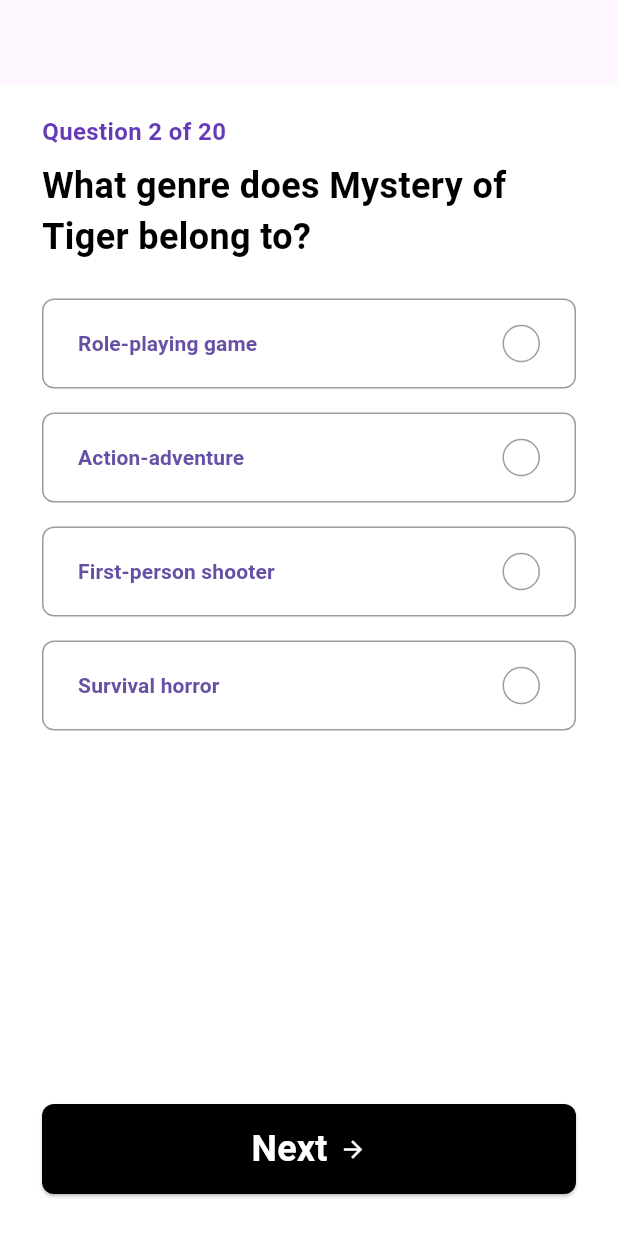
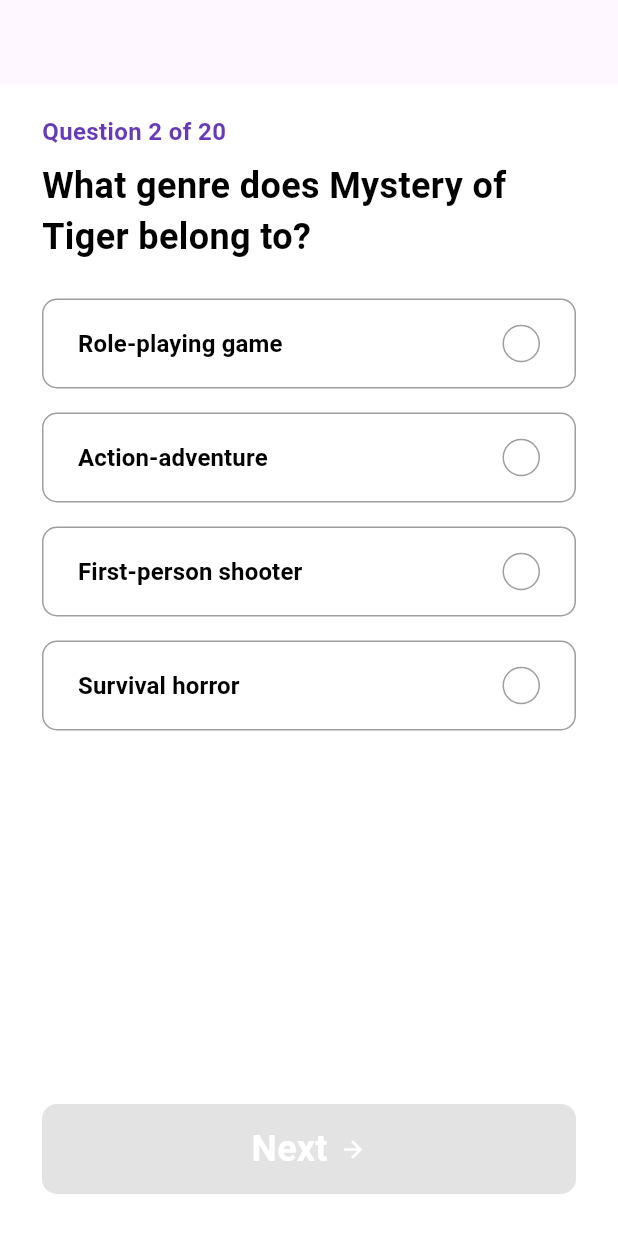
Before and after one commit to Rivalst/aptitude_test, a Flutter app: the screen it shows after launch, after a tap on "Black Lotus Society", after a tap on "Next", on a phone screen of 412 x 824 dp. Run offline on Flutter 3.47's test engine with Material 3 defaults, Android fonts, the phone set to English and light mode, and no system bars; our stand-ins replace bloc, flutter_bloc, freezed_annotation.

Commit message:
Added score bloc
Change some logic

```diff
--- /dev/null
+++ b/lib/src/features/quiz/bloc/quiz_score_bloc.dart
@@ -0,0 +1,33 @@
+import 'package:bloc/bloc.dart';
+import 'package:freezed_annotation/freezed_annotation.dart';
+
+part 'quiz_score_bloc.freezed.dart';
+
+@freezed
+class QuizScoreState with _$QuizScoreState {
+  const QuizScoreState._();
+
+  int? get count => when<int?>(
+        initial: (score) => score,
+      );
+
+  factory QuizScoreState.initial({@Default(0) int score}) = _$InitialScoreState;
+}
+
+@freezed
+class QuizScoreEvent with _$QuizScoreEvent {
+  const factory QuizScoreEvent.increment({@Default(0) int score}) =
+      _IncrementScoreEvent;
+}
+
+class QuizScoreBloc extends Bloc<QuizScoreEvent, QuizScoreState> {
+  QuizScoreBloc() : super(QuizScoreState.initial()) {
+    on<QuizScoreEvent>((event, emitter) {
+      event.map(
+        increment: (_) => emitter(
+          state.copyWith(score: state.score + event.score),
+        ),
+      );
+    });
+  }
+}
--- a/lib/src/features/quiz/quiz_screen.dart
+++ b/lib/src/features/quiz/quiz_screen.dart
@@ -1,17 +1,22 @@
+import 'package:aptitude_test/src/features/quiz/bloc/quiz_score_bloc.dart';
 import 'package:aptitude_test/src/features/quiz/widgets/quiz_view.dart';
 import 'package:flutter/material.dart';
+import 'package:flutter_bloc/flutter_bloc.dart';
 
 class QuizScreen extends StatelessWidget {
   const QuizScreen({super.key});
 
   @override
   Widget build(BuildContext context) {
-    return Scaffold(
-      appBar: AppBar(),
-      body: const SafeArea(
-        child: QuizView(),
+    return BlocProvider(
+      create: (context) => QuizScoreBloc(),
+      child: Scaffold(
+        appBar: AppBar(),
+        body: const SafeArea(
+          child: QuizView(),
+        ),
+        backgroundColor: Colors.white,
       ),
-      backgroundColor: Colors.white,
     );
   }
 }
--- a/lib/src/features/quiz/widgets/quiz_card.dart
+++ b/lib/src/features/quiz/widgets/quiz_card.dart
@@ -1,10 +1,11 @@
 import 'package:aptitude_test/src/features/app/model/quiz_model/quiz_model.dart';
 import 'package:flutter/material.dart';
 
-class QuizCard extends StatelessWidget {
+class QuizCard extends StatefulWidget {
   final Quiz quiz;
+  final bool isLast;
+
   final Function({
-    required BuildContext context,
     required int score,
     required bool isLast,
   }) buttonNextPressed;
@@ -12,9 +13,15 @@ class QuizCard extends StatelessWidget {
   const QuizCard({
     required this.quiz,
     required this.buttonNextPressed,
+    required this.isLast,
     super.key,
   });
 
+  @override
+  State<QuizCard> createState() => _QuizCardState();
+}
+
+class _QuizCardState extends State<QuizCard> {
   @override
   Widget build(BuildContext context) {
     return Padding(
@@ -23,28 +30,46 @@ class QuizCard extends StatelessWidget {
         mainAxisSize: MainAxisSize.max,
         children: [
           Text(
-            quiz.questionText,
+            widget.quiz.questionText,
             style: const TextStyle(
                 color: Colors.black,
                 fontSize: 24.0,
                 fontWeight: FontWeight.bold),
           ),
           _Buttons(
-            quiz: quiz,
+            quiz: widget.quiz,
+            selectedAnswer: _selectedAnswer,
           ),
           const Spacer(),
-          _NextButton(buttonNextPressed: buttonNextPressed)
+          _NextButton(
+            buttonNextPressed: widget.buttonNextPressed,
+            isSelectedAnswer: _isSelectedAnswer,
+            score: _score,
+            isLast: widget.isLast,
+          )
         ],
       ),
     );
   }
+
+  void _selectedAnswer(int score) {
+    setState(() {
+      _isSelectedAnswer = true;
+      _score = score;
+    });
+  }
+
+  bool _isSelectedAnswer = false;
+  int _score = 0;
 }
 
 class _Buttons extends StatefulWidget {
   final Quiz quiz;
+  final Function(int) selectedAnswer;
 
   const _Buttons({
     required this.quiz,
+    required this.selectedAnswer,
   });
 
   @override
@@ -64,12 +89,14 @@ class _ButtonsState extends State<_Buttons> {
             return _AnswerButton(
                 answer: e.answer,
                 isSelected: e.answer == _selectedAnswer,
-              onPressed: () => setState(
+                onPressed: () {
+                  widget.selectedAnswer(e.score);
+                  setState(
                     () {
                       _selectedAnswer = e.answer;
                     },
-              ),
                   );
+                });
           },
         ).toList(),
       ),
@@ -79,12 +106,20 @@ class _ButtonsState extends State<_Buttons> {
 
 class _NextButton extends StatelessWidget {
   final Function({
-    required BuildContext context,
     required int score,
     required bool isLast,
   }) buttonNextPressed;
 
-  const _NextButton({required this.buttonNextPressed});
+  final bool isSelectedAnswer;
+  final int score;
+  final bool isLast;
+
+  const _NextButton({
+    required this.buttonNextPressed,
+    required this.isSelectedAnswer,
+    required this.score,
+    required this.isLast,
+  });
 
   @override
   Widget build(BuildContext context) {
@@ -92,15 +127,16 @@ class _NextButton extends StatelessWidget {
       width: double.infinity,
       height: 60.0,
       child: ElevatedButton(
-        onPressed: () => buttonNextPressed(
-          context: context,
-          score: 0,
-          isLast: false,
-        ),
+        onPressed: isSelectedAnswer
+            ? () => buttonNextPressed(
+                  score: score,
+                  isLast: isLast,
+                )
+            : null,
         style: ElevatedButton.styleFrom(
           backgroundColor: Colors.black,
           shape: RoundedRectangleBorder(
-            borderRadius: BorderRadius.circular(8.0),
+            borderRadius: BorderRadius.circular(10.0),
           ),
         ),
         child: const Row(
@@ -149,15 +185,18 @@ class _AnswerButton extends StatelessWidget {
         child: ElevatedButton(
           onPressed: onPressed,
           style: ElevatedButton.styleFrom(
-            backgroundColor: Colors.white,
-            surfaceTintColor: Colors.white,
-            shadowColor: Colors.white,
-            side: const BorderSide(
-              color: Colors.grey,
-            ),
+            backgroundColor:
+                isSelected ? Colors.deepPurple.withOpacity(0.2) : Colors.white,
+            surfaceTintColor:
+                isSelected ? Colors.deepPurple.withOpacity(0.2) : Colors.white,
+            shadowColor:
+                isSelected ? Colors.deepPurple.withOpacity(0.2) : Colors.white,
+            side: BorderSide(
+                color: isSelected ? Colors.black : Colors.grey,
+                width: isSelected ? 1.5 : 1.0),
             elevation: 0,
             shape: RoundedRectangleBorder(
-              borderRadius: BorderRadius.circular(8.0),
+              borderRadius: BorderRadius.circular(10.0),
             ),
           ),
           child: Row(
@@ -171,6 +210,8 @@ class _AnswerButton extends StatelessWidget {
                     softWrap: true,
                     style: const TextStyle(
                       fontWeight: FontWeight.bold,
+                      fontSize: 16.0,
+                      color: Colors.black,
                     ),
                   ),
                 ),
--- a/lib/src/features/quiz/widgets/quiz_view.dart
+++ b/lib/src/features/quiz/widgets/quiz_view.dart
@@ -1,7 +1,9 @@
 import 'package:aptitude_test/src/features/app/bloc/quiz_bloc.dart';
 import 'package:aptitude_test/src/features/app/model/quiz_model/quiz_model.dart';
+import 'package:aptitude_test/src/features/quiz/bloc/quiz_score_bloc.dart';
 import 'package:aptitude_test/src/features/quiz/widgets/quiz_card.dart';
 import 'package:aptitude_test/src/features/quiz/widgets/quiz_count.dart';
+import 'package:aptitude_test/src/features/result/result_screen.dart';
 import 'package:flutter/material.dart';
 import 'package:flutter_bloc/flutter_bloc.dart';
 
@@ -43,6 +45,7 @@ class _QuizViewState extends State<QuizView> {
                 child: QuizCard(
                   quiz: _quizzes[index],
                   buttonNextPressed: _buttonNextPressed,
+                  isLast: index == _quizzes.length - 1,
                 ),
               )
             ],
@@ -53,16 +56,30 @@ class _QuizViewState extends State<QuizView> {
   }
 
   void _buttonNextPressed({
-    required BuildContext context,
     required int score,
     required bool isLast,
   }) {
+    final scoreBloc = context.read<QuizScoreBloc>();
+
+    scoreBloc.add(
+      QuizScoreEvent.increment(
+        score: score,
+      ),
+    );
+
     if (isLast) {
+      Navigator.of(context).pushReplacement(
+        MaterialPageRoute(
+          builder: (context) => ResultScreen(
+            score: scoreBloc.state.score,
+          ),
+        ),
+      );
       return;
     }
 
     _controller.nextPage(
-      duration: const Duration(milliseconds: 200),
+      duration: const Duration(milliseconds: 150),
       curve: Curves.linear,
     );
   }
--- /dev/null
+++ b/lib/src/features/result/result_screen.dart
@@ -0,0 +1,19 @@
+import 'package:flutter/material.dart';
+
+class ResultScreen extends StatelessWidget {
+  final int score;
+
+  const ResultScreen({
+    required this.score,
+    super.key,
+  });
+
+  @override
+  Widget build(BuildContext context) {
+    return Scaffold(
+      body: Center(
+        child: Text('Your score $score'),
+      ),
+    );
+  }
+}
```
Also changed, not shown: lib/src/features/quiz/bloc/quiz_score_bloc.freezed.dart (added). Lines whose indentation alone changed are shown as unchanged.
